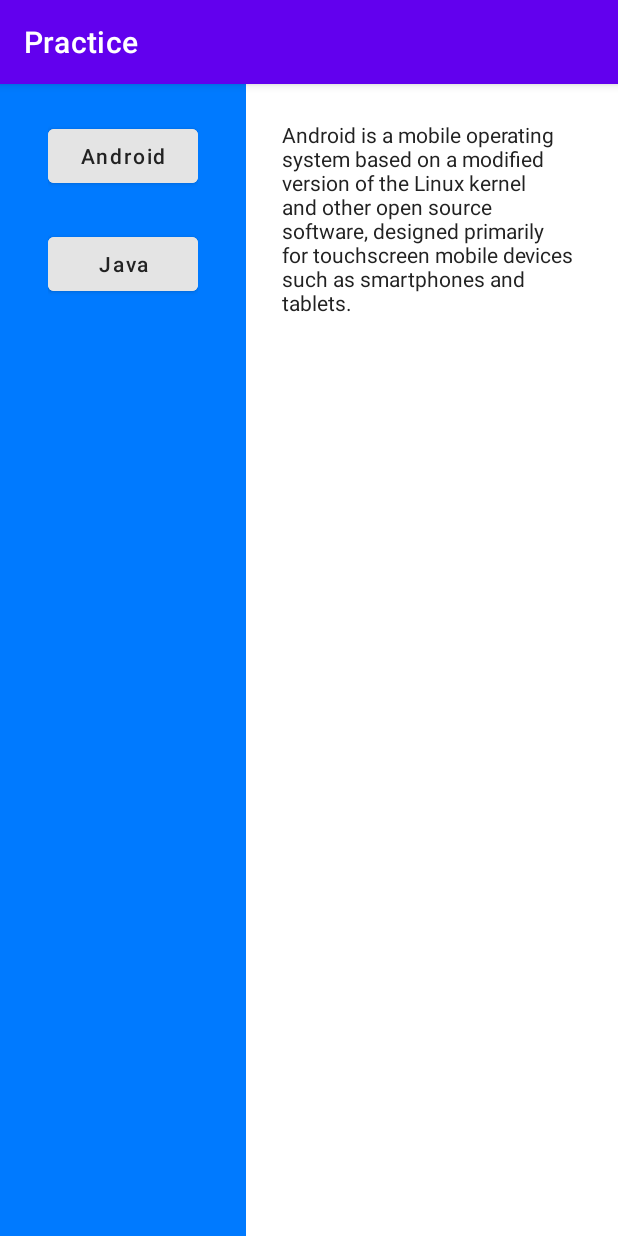
After one commit to twc-android-bootcamp/Practice, an Android app: the ContentAndroidFragment screen opened directly, with no data from a screen before it, on a phone screen of 412 x 824 dp. The commit adds this screen. Run offline under Robolectric (Android 15) with nearby library versions, the phone set to English and light mode, and no system bars.

Commit message:
fragment

```diff
--- a/app/src/main/AndroidManifest.xml
+++ b/app/src/main/AndroidManifest.xml
@@ -16,8 +16,9 @@
                 <category android:name="android.intent.category.LAUNCHER" />
             </intent-filter>
         </activity>
-        <activity android:name=".ConstraintActivity" />
-        <activity android:name=".LoginActivity" />
+        <activity android:name=".ui.ConstraintActivity" />
+        <activity android:name=".ui.LoginActivity" />
+        <activity android:name=".ui.fragment.MyFragmentActivity" />
     </application>
 
 </manifest>
--- a/app/src/main/java/com/thoughtworks/androidtrain/ConstraintActivity.java
+++ b/app/src/main/java/com/thoughtworks/androidtrain/ui/ConstraintActivity.java
@@ -1,9 +1,11 @@
-package com.thoughtworks.androidtrain;
+package com.thoughtworks.androidtrain.ui;
 
 import android.os.Bundle;
 
 import androidx.annotation.Nullable;
 import androidx.appcompat.app.AppCompatActivity;
+
+import com.thoughtworks.androidtrain.R;
 
 public class ConstraintActivity extends AppCompatActivity {
 
--- a/app/src/main/java/com/thoughtworks/androidtrain/LoginActivity.java
+++ b/app/src/main/java/com/thoughtworks/androidtrain/ui/LoginActivity.java
@@ -1,4 +1,4 @@
-package com.thoughtworks.androidtrain;
+package com.thoughtworks.androidtrain.ui;
 
 import android.os.Bundle;
 import android.view.View;
@@ -6,6 +6,8 @@
 import androidx.annotation.Nullable;
 import androidx.appcompat.app.ActionBar;
 import androidx.appcompat.app.AppCompatActivity;
+
+import com.thoughtworks.androidtrain.R;
 
 public class LoginActivity extends AppCompatActivity {
     @Override
--- /dev/null
+++ b/app/src/main/java/com/thoughtworks/androidtrain/ui/fragment/ContentAndroidFragment.java
@@ -0,0 +1,26 @@
+package com.thoughtworks.androidtrain.ui.fragment;
+
+import android.os.Bundle;
+import android.view.LayoutInflater;
+import android.view.View;
+import android.view.ViewGroup;
+
+import androidx.annotation.NonNull;
+import androidx.annotation.Nullable;
+import androidx.fragment.app.Fragment;
+
+import com.thoughtworks.androidtrain.R;
+
+import org.jetbrains.annotations.NotNull;
+
+public class ContentAndroidFragment extends Fragment {
+
+    @Nullable
+    @org.jetbrains.annotations.Nullable
+    @Override
+    public View onCreateView(@NonNull @NotNull LayoutInflater inflater,
+                             @Nullable @org.jetbrains.annotations.Nullable ViewGroup container,
+                             @Nullable @org.jetbrains.annotations.Nullable Bundle savedInstanceState) {
+        return inflater.inflate(R.layout.fragment_layout_android, container, false);
+    }
+}
--- /dev/null
+++ b/app/src/main/java/com/thoughtworks/androidtrain/ui/fragment/MyFragmentActivity.java
@@ -0,0 +1,39 @@
+package com.thoughtworks.androidtrain.ui.fragment;
+
+import android.os.Bundle;
+import android.widget.Button;
+
+import androidx.annotation.Nullable;
+import androidx.appcompat.app.AppCompatActivity;
+
+import com.thoughtworks.androidtrain.R;
+import com.thoughtworks.androidtrain.utils.UiUtils;
+
+public class MyFragmentActivity extends AppCompatActivity {
+
+    @Override
+    protected void onCreate(@Nullable Bundle savedInstanceState) {
+        super.onCreate(savedInstanceState);
+        setContentView(R.layout.my_fragment_layout);
+        initUI();
+    }
+
+    private void initUI() {
+        Button btnAndroid = findViewById(R.id.btn_android);
+        btnAndroid.setOnClickListener(v -> UiUtils.replaceFragmentAndAddToBackStack(getSupportFragmentManager(),
+                new ContentAndroidFragment(),
+                R.id.content,
+                null));
+
+        Button btnJava = findViewById(R.id.btn_java);
+        btnJava.setOnClickListener(v -> UiUtils.replaceFragmentAndAddToBackStack(getSupportFragmentManager(),
+                new ContentJavaFragment(),
+                R.id.content,
+                null));
+
+        UiUtils.replaceFragmentAndAddToBackStack(getSupportFragmentManager(),
+                new ContentAndroidFragment(),
+                R.id.content,
+                null);
+    }
+}
--- /dev/null
+++ b/app/src/main/java/com/thoughtworks/androidtrain/utils/UiUtils.java
@@ -0,0 +1,17 @@
+package com.thoughtworks.androidtrain.utils;
+
+import androidx.annotation.NonNull;
+import androidx.annotation.Nullable;
+import androidx.fragment.app.Fragment;
+import androidx.fragment.app.FragmentManager;
+import androidx.fragment.app.FragmentTransaction;
+
+public class UiUtils {
+    public static void replaceFragmentAndAddToBackStack(@NonNull FragmentManager fragmentManager,
+                                                        @NonNull Fragment fragment, int frameId, @Nullable String tag) {
+        FragmentTransaction transaction = fragmentManager.beginTransaction();
+        transaction.replace(frameId, fragment, tag);
+        transaction.addToBackStack(tag);
+        transaction.commitAllowingStateLoss();
+    }
+}
--- a/app/src/main/res/layout/activity_main.xml
+++ b/app/src/main/res/layout/activity_main.xml
@@ -54,12 +54,12 @@
                 android:textAllCaps="false" />
 
             <Button
-                android:id="@+id/button_4"
+                android:id="@+id/fragment"
                 android:layout_width="match_parent"
                 android:layout_height="wrap_content"
                 android:layout_marginTop="@dimen/dimen_24"
                 android:backgroundTint="@color/gray"
-                android:text="@string/button_4"
+                android:text="@string/fragment"
                 android:textAllCaps="false" />
 
             <Button
--- /dev/null
+++ b/app/src/main/res/layout/fragment_layout_android.xml
@@ -0,0 +1,15 @@
+<?xml version="1.0" encoding="utf-8"?>
+<FrameLayout xmlns:android="http://schemas.android.com/apk/res/android"
+    android:layout_width="match_parent"
+    android:layout_height="match_parent"
+    android:padding="@dimen/dimen_24"
+    >
+
+    <TextView
+        android:layout_width="wrap_content"
+        android:layout_height="wrap_content"
+        android:layout_gravity="start|top"
+        android:textColor="@color/black"
+        android:text="@string/content_android" />
+
+</FrameLayout>
--- /dev/null
+++ b/app/src/main/res/layout/my_fragment_layout.xml
@@ -0,0 +1,51 @@
+<?xml version="1.0" encoding="utf-8"?>
+<androidx.constraintlayout.widget.ConstraintLayout xmlns:android="http://schemas.android.com/apk/res/android"
+    android:layout_width="match_parent"
+    android:layout_height="match_parent"
+    xmlns:app="http://schemas.android.com/apk/res-auto">
+
+    <LinearLayout
+        android:id="@+id/control_panel"
+        android:layout_width="wrap_content"
+        android:layout_height="match_parent"
+        app:layout_constraintStart_toStartOf="parent"
+        app:layout_constraintTop_toTopOf="parent"
+        app:layout_constraintBottom_toBottomOf="parent"
+        android:background="@color/sky_blue"
+        android:orientation="vertical"
+        android:paddingStart="@dimen/dimen_32"
+        android:paddingEnd="@dimen/dimen_32">
+
+        <Button
+            android:id="@+id/btn_android"
+            android:layout_width="100dp"
+            android:layout_height="wrap_content"
+            android:layout_marginTop="@dimen/dimen_24"
+            android:backgroundTint="@color/hint_gray"
+            android:text="@string/android"
+            android:textAllCaps="false"
+            android:textColor="@color/black" />
+
+        <Button
+            android:id="@+id/btn_java"
+            android:layout_width="100dp"
+            android:layout_height="wrap_content"
+            android:layout_marginTop="@dimen/dimen_24"
+            android:backgroundTint="@color/hint_gray"
+            android:text="@string/java"
+            android:textAllCaps="false"
+            android:textColor="@color/black" />
+
+    </LinearLayout>
+
+    <FrameLayout
+        android:id="@+id/content"
+        android:layout_width="0dp"
+        android:layout_height="0dp"
+        app:layout_constraintStart_toEndOf="@id/control_panel"
+        app:layout_constraintTop_toTopOf="parent"
+        app:layout_constraintBottom_toBottomOf="parent"
+        app:layout_constraintEnd_toEndOf="parent"
+        />
+
+</androidx.constraintlayout.widget.ConstraintLayout>
--- a/app/src/main/res/values/colors.xml
+++ b/app/src/main/res/values/colors.xml
@@ -11,4 +11,5 @@
     <color name="hint_gray">#e4e4e4</color>
     <color name="blue">#1f4ba5</color>
     <color name="gray2">#b2b2b2</color>
+    <color name="sky_blue">#007aff</color>
 </resources>
--- a/app/src/main/res/values/strings.xml
+++ b/app/src/main/res/values/strings.xml
@@ -23,4 +23,8 @@
     <string name="or_connect_with">or connect with</string>
     <string name="sign_up_with_email">Sign Up with E-mail</string>
     <string name="pick_contact">pick_contact</string>
+    <string name="fragment">fragment</string>
+    <string name="android">Android</string>
+    <string name="java">Java</string>
+    <string name="content_android">Android is a mobile operating system based on a modified version of the Linux kernel and other open source software, designed primarily for touchscreen mobile devices such as smartphones and tablets.</string>
 </resources>
```
Also changed, not shown: app/src/main/java/com/thoughtworks/androidtrain/MainActivity.java (+10 -0 lines), app/src/main/java/com/thoughtworks/androidtrain/ui/fragment/ContentJavaFragment.java (added, +26 -0 lines), app/src/main/res/layout/fragment_layout_java.xml (added, +14 -0 lines), 3 other files.
